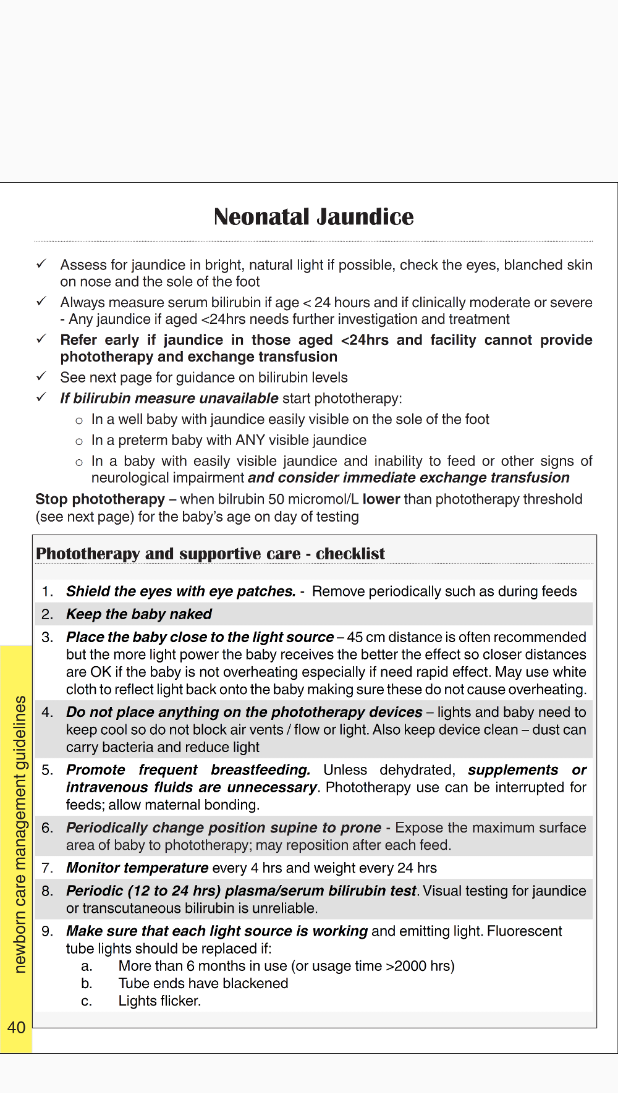
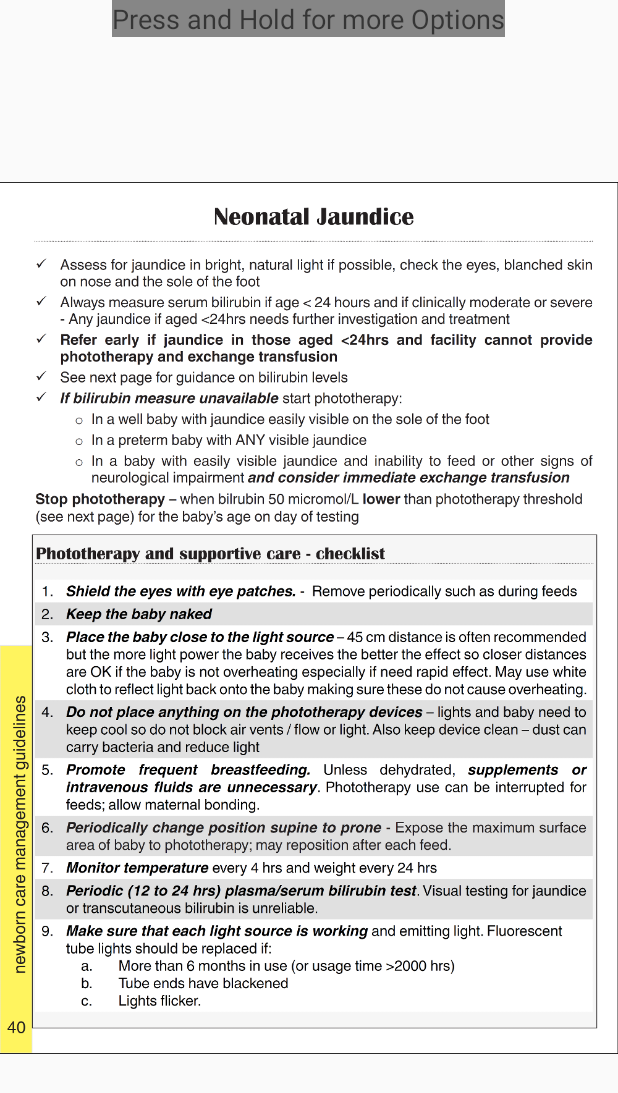
Before and after one commit to ETS-Android4/Paediatric-Protocols, an Android app: the layout activity_neonatal_jaundice.xml on its own in the app's theme, with its tools: preview values and no code run, on a phone screen of 412 x 824 dp. Shown: the top 1093 px of the screen. Run offline under Robolectric (Android 15) with nearby library versions, the phone set to English and light mode, and no system bars.

Commit message:
Neonatal jaundice

```diff
--- a/app/src/main/res/layout/activity_neonatal_jaundice.xml
+++ b/app/src/main/res/layout/activity_neonatal_jaundice.xml
@@ -3,7 +3,7 @@
     android:layout_width="match_parent"
     android:layout_height="match_parent"
 
-  >
+    >
 
     <ImageView
         android:id="@+id/imageView1"
@@ -15,5 +15,14 @@
         android:layout_alignParentTop="true"
         android:src="@drawable/neonataljaundice" />
 
+    <TextView
+        android:id="@+id/textView1"
+        android:layout_width="wrap_content"
+        android:layout_height="wrap_content"
+        android:layout_alignParentTop="true"
+        android:layout_centerHorizontal="true"
+        android:background="#7000"
+        android:text="Press and Hold for more Options"
+        android:textAppearance="?android:attr/textAppearanceMedium" />
 
 </RelativeLayout>
```
Also changed, not shown: app/src/main/java/com/mwongera/paediatric_protocols/NeonatalJaundice.java (added, +78 -0 lines).
